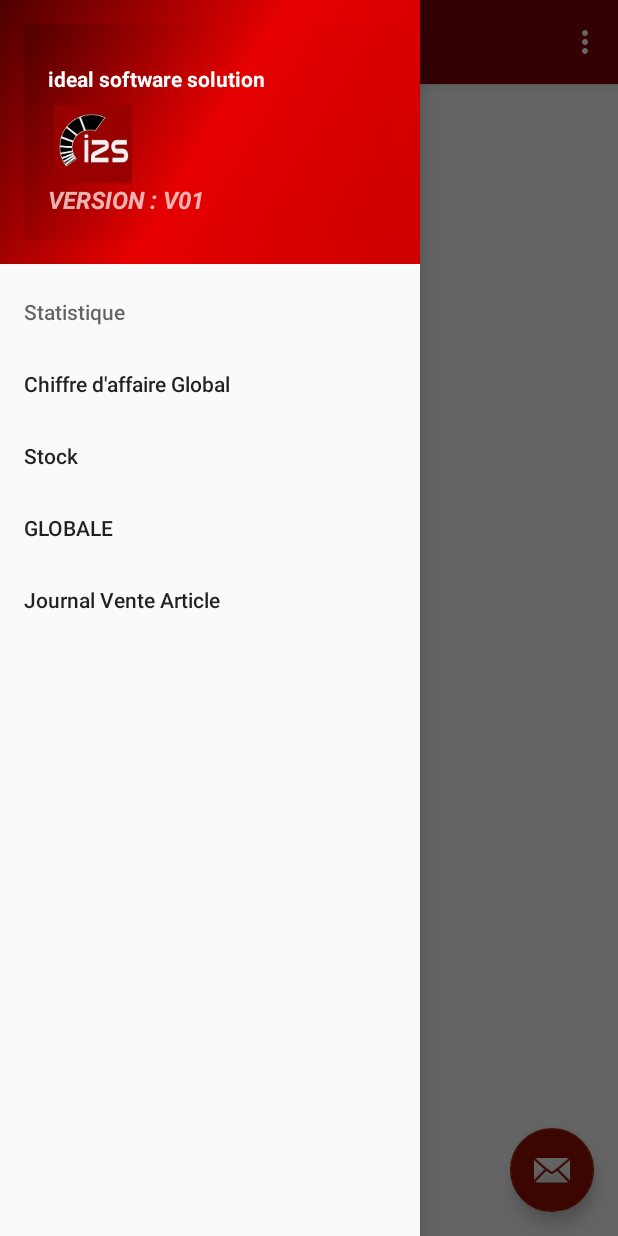
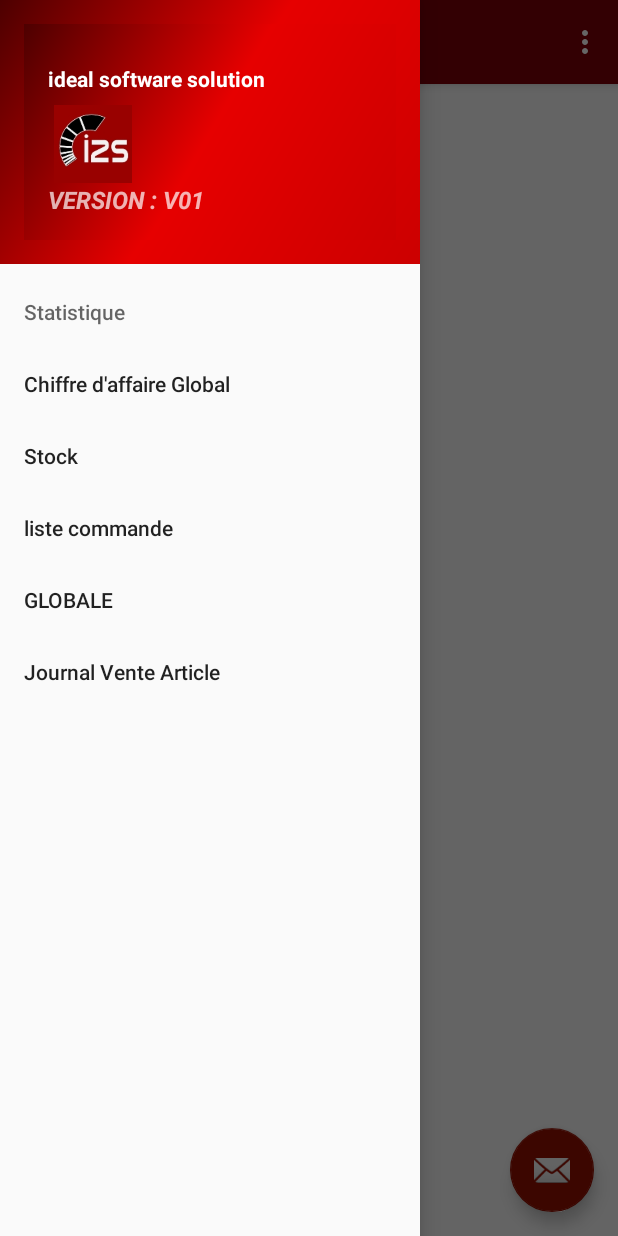
Before and after one commit to issaouifaten/SuivieAdministratif, an Android app: the MenuHome screen opened directly, with no data from a screen before it, on a phone screen of 412 x 824 dp. Run offline under Robolectric (Android 15) with nearby library versions, the phone set to English and light mode, and no system bars; our stand-ins replace navigation-ui.

Commit message:
commit fatma menu

```diff
--- a/app/src/main/res/menu/activity_menu_home_drawer.xml
+++ b/app/src/main/res/menu/activity_menu_home_drawer.xml
@@ -14,6 +14,10 @@
                 <item
                     android:id="@+id/nav_etat_stock_article"
                     android:title="Stock" />
+
+                <item
+                    android:id="@+id/nav_etat_list_commande"
+                    android:title="liste commande" />
                 <item
                     android:id="@+id/nav_etat_globale"
                     android:title="GLOBALE" />
```
Also changed, not shown: app/src/main/java/com/example/suivieadministratif/MenuHome.java (+6 -1 lines).
